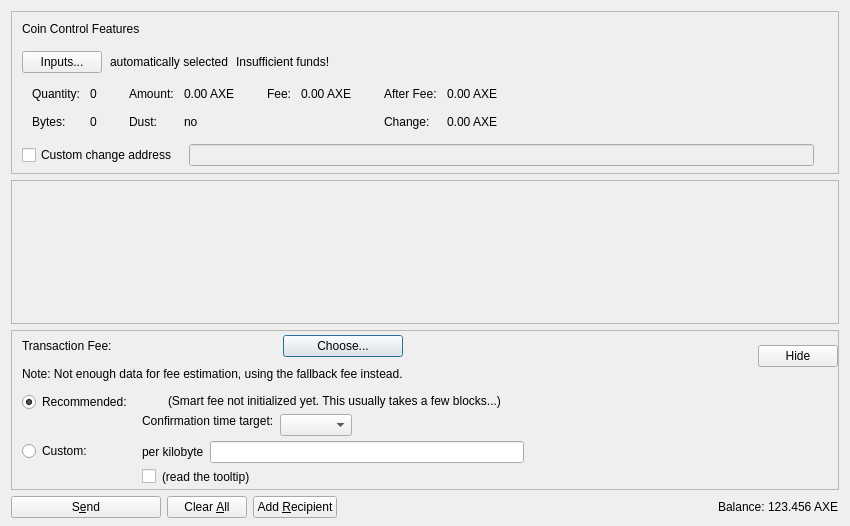
Before: the Qt Designer form src/qt/forms/sendcoinsdialog.ui in AXErunners/axe, drawn with Qt 5.
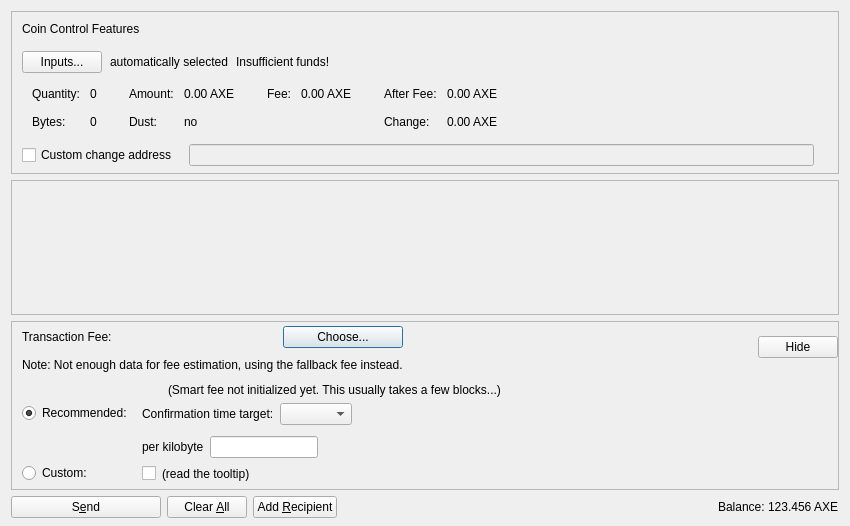
After: the same form once the commit is applied. Custom widgets are drawn as their Qt base class.

The edit to the form file:
```diff
--- a/src/qt/forms/sendcoinsdialog.ui
+++ b/src/qt/forms/sendcoinsdialog.ui
@@ -778,8 +778,11 @@
                <property name="spacing">
                 <number>6</number>
                </property>
+               <property name="topMargin">
+                <number>3</number>
+               </property>
                <item>
-                <layout class="QHBoxLayout" name="horizontalLayoutFee13">
+                <layout class="QHBoxLayout" name="horizontalLayoutFee13" stretch="0,0,1">
                  <item>
                   <widget class="QLabel" name="labelCustomPerKilobyte">
                    <property name="toolTip">
@@ -855,6 +858,12 @@
              </item>
              <item row="0" column="0">
               <layout class="QVBoxLayout" name="verticalLayoutFee4" stretch="0,1">
+               <property name="topMargin">
+                <number>20</number>
+               </property>
+               <property name="bottomMargin">
+                <number>3</number>
+               </property>
                <item>
                 <widget class="QRadioButton" name="radioSmartFee">
                  <property name="text">
@@ -885,6 +894,9 @@
              </item>
              <item row="1" column="0">
               <layout class="QVBoxLayout" name="verticalLayoutFee9" stretch="0,1">
+               <property name="topMargin">
+                <number>30</number>
+               </property>
                <item>
                 <widget class="QRadioButton" name="radioCustomFee">
                  <property name="text">
@@ -916,7 +928,10 @@
                 <number>6</number>
                </property>
                <property name="topMargin">
-                <number>2</number>
+                <number>0</number>
+               </property>
+               <property name="bottomMargin">
+                <number>3</number>
                </property>
                <item>
                 <layout class="QHBoxLayout" name="horizontalLayoutFee12">
@@ -976,19 +991,6 @@
                      </property>
                     </widget>
                    </item>
-                   <item>
-                    <spacer name="verticalSpacer_3">
-                     <property name="orientation">
-                      <enum>Qt::Vertical</enum>
-                     </property>
-                     <property name="sizeHint" stdset="0">
-                      <size>
-                       <width>1</width>
-                       <height>1</height>
-                      </size>
-                     </property>
-                    </spacer>
-                   </item>
                   </layout>
                  </item>
                  <item>
@@ -1145,7 +1147,7 @@
        <item>
         <widget class="QLabel" name="labelBalance">
          <property name="sizePolicy">
-          <sizepolicy hsizetype="Preferred" vsizetype="Fixed">
+          <sizepolicy hsizetype="Preferred" vsizetype="Preferred">
            <horstretch>0</horstretch>
            <verstretch>0</verstretch>
           </sizepolicy>
```
Left out of the diff: 2 changed lines with no effect on the pictures.
